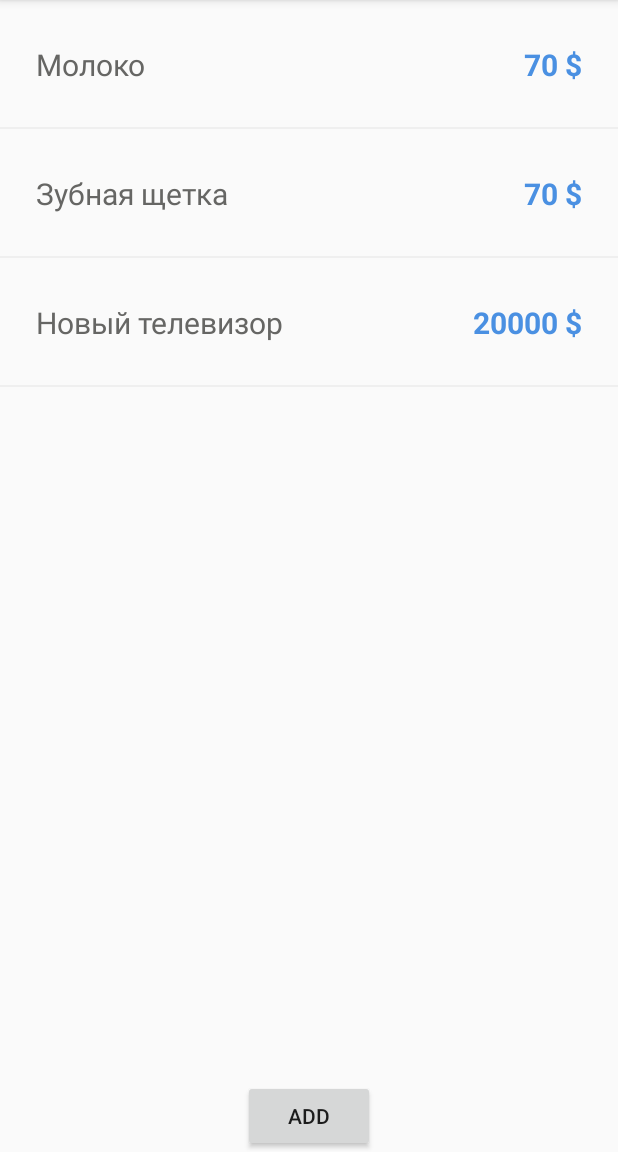
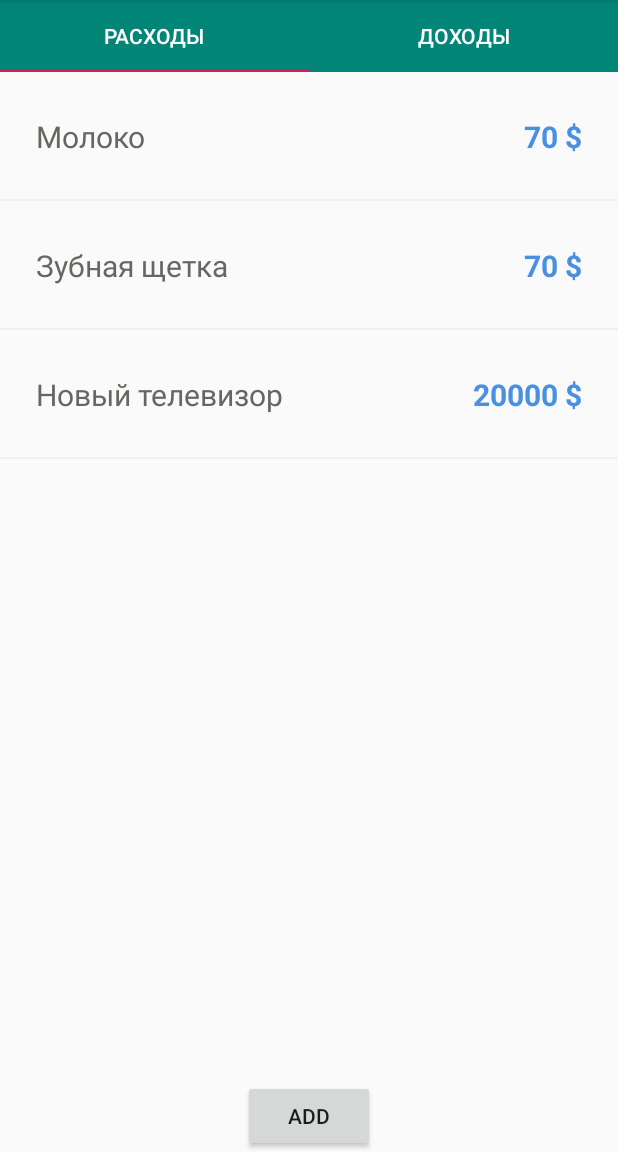
Before and after one commit to 3axapy/LoftMoney, an Android app: the screen it shows after launch (MainActivity), on a phone screen of 412 x 824 dp, the part 84-1236 px from its top. Run offline under Robolectric (Android 15) with nearby library versions, the phone set to English and light mode, and no system bars.

Commit message:
Добавление фрагментов

```diff
--- a/app/build.gradle
+++ b/app/build.gradle
@@ -27,4 +27,5 @@ dependencies {
     androidTestImplementation 'androidx.test:runner:1.2.0'
     androidTestImplementation 'androidx.test.espresso:espresso-core:3.2.0'
 	implementation 'androidx.recyclerview:recyclerview:1.1.0-beta04'
+    implementation 'com.google.android.material:material:1.1.0-beta01'
 }
--- /dev/null
+++ b/app/src/main/java/com/loftschool/zfadeev/loftmoney/BudgetFragment.java
@@ -0,0 +1,69 @@
+package com.loftschool.zfadeev.loftmoney;
+
+import android.app.Activity;
+import android.content.Intent;
+import android.os.Bundle;
+import android.view.LayoutInflater;
+import android.view.View;
+import android.view.ViewGroup;
+import android.widget.Button;
+
+import androidx.annotation.NonNull;
+import androidx.annotation.Nullable;
+import androidx.fragment.app.Fragment;
+import androidx.recyclerview.widget.RecyclerView;
+
+public class BudgetFragment extends Fragment {
+
+	private static final int REQUEST_CODE = 100;
+	private ItemsAdapter mAdapter;
+
+	@Nullable
+	@Override
+	public View onCreateView(
+		@NonNull final LayoutInflater inflater,
+		@Nullable final ViewGroup container,
+		@Nullable final Bundle savedInstanceState
+	) {
+		View view = inflater.inflate(R.layout.fragment_budget, null);
+
+		Button callAddButton = view.findViewById(R.id.call_add_item_activity);
+		callAddButton.setOnClickListener(new View.OnClickListener() {
+			@Override
+			public void onClick(final View v) {
+				startActivityForResult(new Intent(getActivity(), AddItemActivity.class),
+					REQUEST_CODE);
+			}
+		});
+
+		RecyclerView recyclerView = view.findViewById(R.id.budget_item_list);
+
+		mAdapter = new ItemsAdapter();
+		recyclerView.setAdapter(mAdapter);
+
+		mAdapter.addItem(new Item("Молоко", 70));
+		mAdapter.addItem(new Item("Зубная щетка", 70));
+		mAdapter.addItem(new Item("Новый телевизор", 20000));
+
+		return view;
+	}
+
+	@Override
+	public void onActivityResult(
+		final int requestCode, final int resultCode, @Nullable final Intent data
+	) {
+		super.onActivityResult(requestCode, resultCode, data);
+
+		int price;
+		try {
+			price = Integer.parseInt(data.getStringExtra("price"));
+		} catch (NumberFormatException e) {
+			price = 0;
+		}
+		if (requestCode == REQUEST_CODE && resultCode == Activity.RESULT_OK) {
+			mAdapter.addItem(new Item(data.getStringExtra("name"), price));
+		}
+	}
+
+
+}
--- a/app/src/main/java/com/loftschool/zfadeev/loftmoney/MainActivity.java
+++ b/app/src/main/java/com/loftschool/zfadeev/loftmoney/MainActivity.java
@@ -1,86 +1,48 @@
 package com.loftschool.zfadeev.loftmoney;
 
-import androidx.annotation.Nullable;
+import androidx.annotation.NonNull;
 import androidx.appcompat.app.AppCompatActivity;
-import androidx.recyclerview.widget.RecyclerView;
+import androidx.fragment.app.Fragment;
+import androidx.fragment.app.FragmentManager;
+import androidx.fragment.app.FragmentPagerAdapter;
+import androidx.viewpager.widget.ViewPager;
 
-import android.content.Intent;
 import android.os.Bundle;
-import android.view.View;
-import android.widget.Button;
+
+import com.google.android.material.tabs.TabLayout;
 
 public class MainActivity extends AppCompatActivity {
-
-	private static final int REQUEST_CODE = 100;
-	private ItemsAdapter mAdapter;
-
-	public MainActivity() {
-		super();
-	}
-
-	@Override
-	protected void onStart() {
-		super.onStart();
-	}
-
-	@Override
-	protected void onStop() {
-		super.onStop();
-	}
-
-	@Override
-	protected void onDestroy() {
-		super.onDestroy();
-	}
-
-	@Override
-	protected void onPause() {
-		super.onPause();
-	}
-
-	@Override
-	protected void onResume() {
-		super.onResume();
-	}
 
 	@Override
 	protected void onCreate(Bundle savedInstanceState) {
 		super.onCreate(savedInstanceState);
 		setContentView(R.layout.activity_main);
 
-		Button callAddButton = findViewById(R.id.call_add_item_activity);
-		callAddButton.setOnClickListener(new View.OnClickListener() {
-			@Override
-			public void onClick(final View v) {
-				startActivityForResult(new Intent(MainActivity.this, AddItemActivity.class),
-					REQUEST_CODE);
-			}
-		});
+		TabLayout tabLayout = findViewById(R.id.tabs);
 
-		RecyclerView recyclerView = findViewById(R.id.budget_item_list);
+		ViewPager viewPager = findViewById(R.id.viewpager);
+		viewPager.setAdapter(new BudgetPagerAdapter(getSupportFragmentManager(), FragmentPagerAdapter.BEHAVIOR_RESUME_ONLY_CURRENT_FRAGMENT));
 
-		mAdapter = new ItemsAdapter();
-		recyclerView.setAdapter(mAdapter);
-
-		mAdapter.addItem(new Item("Молоко", 70));
-		mAdapter.addItem(new Item("Зубная щетка", 70));
-		mAdapter.addItem(new Item("Новый телевизор", 20000));
+		tabLayout.setupWithViewPager(viewPager);
+		tabLayout.getTabAt(0).setText(R.string.expences);
+		tabLayout.getTabAt(1).setText(R.string.income);
 	}
 
-	@Override
-	protected void onActivityResult(
-		final int requestCode, final int resultCode, @Nullable final Intent data
-	) {
-		super.onActivityResult(requestCode, resultCode, data);
+	static class BudgetPagerAdapter extends FragmentPagerAdapter {
 
-		int price;
-		try {
-			price = Integer.parseInt(data.getStringExtra("price"));
-		} catch (NumberFormatException e) {
-			price = 0;
+		public BudgetPagerAdapter(@NonNull final FragmentManager fm, final int behavior) {
+			super(fm, behavior);
 		}
-		if (requestCode == REQUEST_CODE && resultCode == RESULT_OK) {
-			mAdapter.addItem(new Item(data.getStringExtra("name"), price));
+
+		@NonNull
+		@Override
+		public Fragment getItem(final int position) {
+			return new BudgetFragment();
+		}
+
+		@Override
+		public int getCount() {
+			return 2;
 		}
 	}
 }
--- a/app/src/main/res/layout/activity_main.xml
+++ b/app/src/main/res/layout/activity_main.xml
@@ -1,24 +1,24 @@
 <?xml version="1.0" encoding="utf-8"?>
-<FrameLayout
+<LinearLayout
 	xmlns:android="http://schemas.android.com/apk/res/android"
 	xmlns:app="http://schemas.android.com/apk/res-auto"
 	xmlns:tools="http://schemas.android.com/tools"
+	android:orientation="vertical"
 	android:layout_width="match_parent"
 	android:layout_height="match_parent"
 	tools:context=".MainActivity"
 	>
 
-	<androidx.recyclerview.widget.RecyclerView
-		android:id="@+id/budget_item_list"
+	<com.google.android.material.tabs.TabLayout
+		android:id="@+id/tabs"
 		android:layout_width="match_parent"
 		android:layout_height="wrap_content"
-		app:layoutManager="androidx.recyclerview.widget.LinearLayoutManager"/>
+		android:background="@color/colorPrimary"
+		app:tabTextColor="@android:color/white"/>
 
-	<Button
-		android:id="@+id/call_add_item_activity"
-		android:text="@string/add_button_title"
-		android:layout_gravity="bottom|center"
-		android:layout_width="wrap_content"
-		android:layout_height="wrap_content"/>
+	<androidx.viewpager.widget.ViewPager
+		android:id="@+id/viewpager"
+		android:layout_width="match_parent"
+		android:layout_height="match_parent"/>
 
-</FrameLayout>
+</LinearLayout>
--- /dev/null
+++ b/app/src/main/res/layout/fragment_budget.xml
@@ -0,0 +1,24 @@
+<?xml version="1.0" encoding="utf-8"?>
+<FrameLayout
+	xmlns:android="http://schemas.android.com/apk/res/android"
+	xmlns:app="http://schemas.android.com/apk/res-auto"
+	xmlns:tools="http://schemas.android.com/tools"
+	android:layout_width="match_parent"
+	android:layout_height="match_parent"
+	tools:context=".MainActivity"
+	>
+
+	<androidx.recyclerview.widget.RecyclerView
+		android:id="@+id/budget_item_list"
+		android:layout_width="match_parent"
+		android:layout_height="wrap_content"
+		app:layoutManager="androidx.recyclerview.widget.LinearLayoutManager"/>
+
+	<Button
+		android:id="@+id/call_add_item_activity"
+		android:text="@string/add_button_title"
+		android:layout_gravity="bottom|center"
+		android:layout_width="wrap_content"
+		android:layout_height="wrap_content"/>
+
+</FrameLayout>
--- a/app/src/main/res/values/strings.xml
+++ b/app/src/main/res/values/strings.xml
@@ -5,4 +5,6 @@
 	<string name="add_button_title">Add</string>
 
 	<string name="price_with_currency">%s $</string>
+	<string name="expences">Расходы</string>
+	<string name="income">Доходы</string>
 </resources>
```
